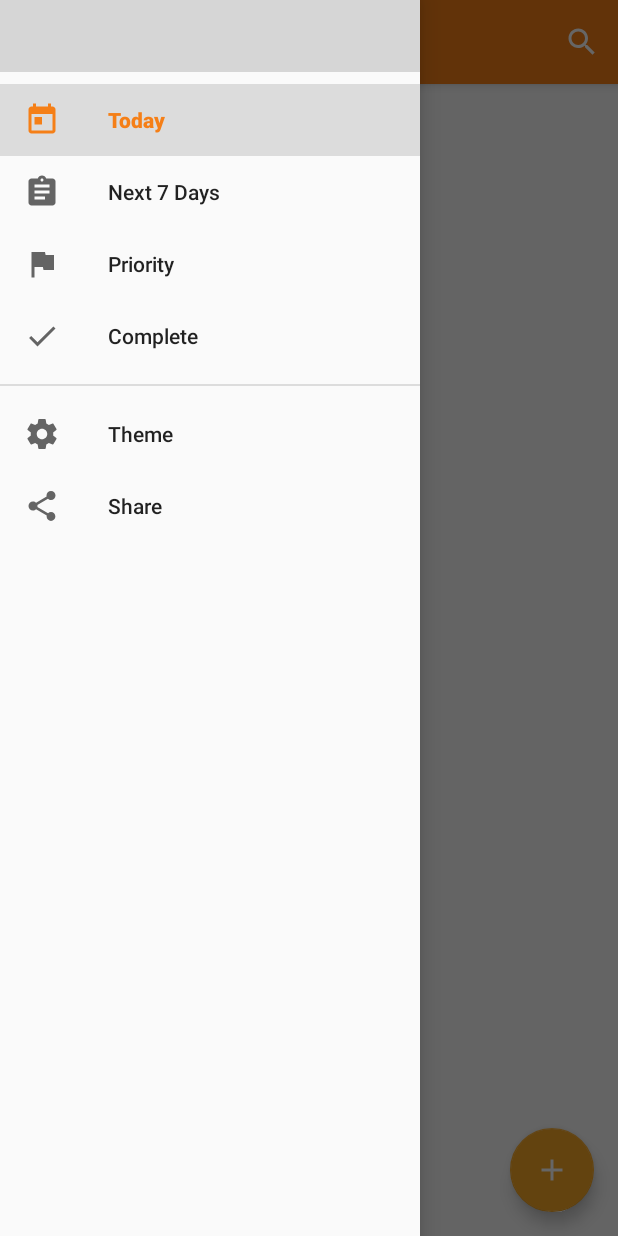
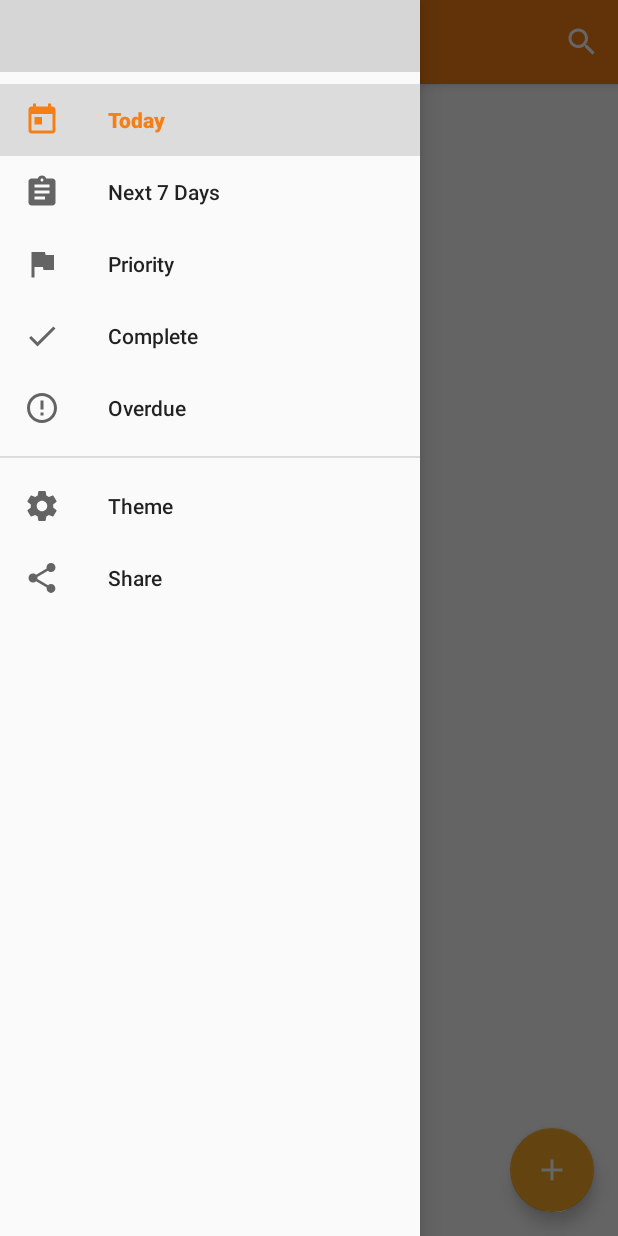
Before and after one commit to Khunchheang/todo-android-mobile-app, an Android app: the screen it shows after launch (MainActivity), with the side drawer open, on a phone screen of 412 x 824 dp. Run offline under Robolectric (Android 15) with nearby library versions, the phone set to English and light mode, and no system bars; our stand-ins replace Dagger/Hilt's generated code, Room's generated code; 4 statements that could not run were skipped; grey boxes are pictures that could not be loaded.

Commit message:
Add feature overdue tasks

```diff
--- a/app/src/main/java/com/khunchheang/todo/data/local/dao/TaskDao.kt
+++ b/app/src/main/java/com/khunchheang/todo/data/local/dao/TaskDao.kt
@@ -14,6 +14,9 @@ interface TaskDao {
 
     @Query("SELECT * FROM tb_tasks")
     fun loadAll(): List<TaskModel>
+
+    @Query("SELECT * FROM tb_tasks WHERE due_date < :todayTime AND is_complete = 0")
+    fun loadAllTasksOverdue(todayTime: Long): List<TaskModel>
 
     @Query("SELECT * FROM tb_tasks WHERE due_date = :todayTime AND is_complete = 0")
     fun loadAllTasksToday(todayTime: Long): List<TaskModel>
--- a/app/src/main/java/com/khunchheang/todo/ui/module/MainActivityModule.kt
+++ b/app/src/main/java/com/khunchheang/todo/ui/module/MainActivityModule.kt
@@ -21,7 +21,7 @@ class MainActivityModule {
 
     @Provides
     @MainActivityScope
-    fun provideTaskListPre(taskListInter: GetTaskList.TaskListInteractor): GetTaskList.TaskListPreesnter {
+    fun provideTaskListPre(taskListInter: GetTaskList.TaskListInteractor): GetTaskList.TaskListPresenter {
         return TaskListPresenterImpl(taskListInter)
     }
 
--- a/app/src/main/java/com/khunchheang/todo/ui/mvp/GetTaskList.kt
+++ b/app/src/main/java/com/khunchheang/todo/ui/mvp/GetTaskList.kt
@@ -17,9 +17,11 @@ interface GetTaskList {
         fun onGetTaskPriority()
 
         fun onGetTaskComplete()
+
+        fun onGetTaskOverdue()
     }
 
-    interface TaskListPreesnter : BasePresenter<TaskListView> {
+    interface TaskListPresenter : BasePresenter<TaskListView> {
         fun getTaskList(taskType: TaskType)
     }
 
--- a/app/src/main/java/com/khunchheang/todo/ui/mvp/interactorimpl/TaskListInteractorImpl.kt
+++ b/app/src/main/java/com/khunchheang/todo/ui/mvp/interactorimpl/TaskListInteractorImpl.kt
@@ -33,6 +33,11 @@ class TaskListInteractorImpl(private val currentDate: Date, private val taskDao:
         onGetListTasks(lst)
     }
 
+    override fun onGetTaskOverdue() {
+        val lst = taskDao.loadAllTasksOverdue(currentDate.time)
+        onGetListTasks(lst)
+    }
+
     private fun onGetListTasks(lstTasks: List<TaskModel>) {
         val listTaskModel = ListTaskModel(lstTasks)
         responseListener?.onSuccess(listTaskModel)
--- a/app/src/main/java/com/khunchheang/todo/ui/mvp/presenterimpl/TaskListPresenterImpl.kt
+++ b/app/src/main/java/com/khunchheang/todo/ui/mvp/presenterimpl/TaskListPresenterImpl.kt
@@ -8,7 +8,7 @@ import com.khunchheang.todo.ui.mvp.GetTaskList
 import com.khunchheang.todo.util.TaskType
 
 class TaskListPresenterImpl(private val taskListInter: GetTaskList.TaskListInteractor) :
-    BasePresenterImpl<ListTaskModel, GetTaskList.TaskListView>(), GetTaskList.TaskListPreesnter {
+    BasePresenterImpl<ListTaskModel, GetTaskList.TaskListView>(), GetTaskList.TaskListPresenter {
 
     override fun onSuccess(data: ListTaskModel) {
         view?.hideLoading()
@@ -26,8 +26,10 @@ class TaskListPresenterImpl(private val taskListInter: GetTaskList.TaskListInter
                 TaskType.Priority -> taskListInter.onGetTaskPriority()
 
                 TaskType.Complete -> taskListInter.onGetTaskComplete()
+
+                TaskType.Overdue -> taskListInter.onGetTaskOverdue()
             }
-        }, 500)
+        }, 300)
     }
 
     override fun getInter(): BaseInteractor<ListTaskModel> {
--- a/app/src/main/java/com/khunchheang/todo/ui/mvp/view/activity/MainActivity.kt
+++ b/app/src/main/java/com/khunchheang/todo/ui/mvp/view/activity/MainActivity.kt
@@ -35,7 +35,7 @@ class MainActivity : BaseBasicMvpActivity(), NavigationView.OnNavigationItemSele
     @Inject
     lateinit var taskAdapter: TaskAdapter
     @Inject
-    lateinit var taskListPresenter: GetTaskList.TaskListPreesnter
+    lateinit var taskListPresenter: GetTaskList.TaskListPresenter
     @Inject
     lateinit var shareAppPresenter: ShareApp.ShareAppPresenter
 
@@ -120,6 +120,8 @@ class MainActivity : BaseBasicMvpActivity(), NavigationView.OnNavigationItemSele
 
             R.id.nav_complete -> taskListPresenter.getTaskList(TaskType.Complete)
 
+            R.id.nav_overdue -> taskListPresenter.getTaskList(TaskType.Overdue)
+
             R.id.nav_theme -> {
                 showSnackBar()
             }
--- a/app/src/main/java/com/khunchheang/todo/util/TaskType.kt
+++ b/app/src/main/java/com/khunchheang/todo/util/TaskType.kt
@@ -5,6 +5,7 @@ enum class TaskType {
     Today,
     NextSevenDay,
     Priority,
-    Complete
+    Complete,
+    Overdue
 
 }
--- /dev/null
+++ b/app/src/main/res/drawable/ic_overdue.xml
@@ -0,0 +1,9 @@
+<vector xmlns:android="http://schemas.android.com/apk/res/android"
+        android:width="24dp"
+        android:height="24dp"
+        android:viewportWidth="24.0"
+        android:viewportHeight="24.0">
+    <path
+        android:fillColor="#FF000000"
+        android:pathData="M11,15h2v2h-2zM11,7h2v6h-2zM11.99,2C6.47,2 2,6.48 2,12s4.47,10 9.99,10C17.52,22 22,17.52 22,12S17.52,2 11.99,2zM12,20c-4.42,0 -8,-3.58 -8,-8s3.58,-8 8,-8 8,3.58 8,8 -3.58,8 -8,8z"/>
+</vector>
--- a/app/src/main/res/menu/activity_main_drawer.xml
+++ b/app/src/main/res/menu/activity_main_drawer.xml
@@ -19,6 +19,11 @@
         <item android:id="@+id/nav_complete"
               android:icon="@drawable/ic_done"
               android:title="@string/complete"/>
+
+        <item android:id="@+id/nav_overdue"
+              android:icon="@drawable/ic_overdue"
+              android:title="@string/overdue"/>
+
     </group>
 
     <group android:id="@+id/menu_bottom"
--- a/app/src/main/res/values/strings.xml
+++ b/app/src/main/res/values/strings.xml
@@ -30,5 +30,6 @@
     <string name="none">None</string>
     <string name="no_task_available">No task available</string>
     <string name="comming_soon">Comming soon</string>
+    <string name="overdue">Overdue</string>
 
 </resources>
```
Also changed, not shown: app/src/main/java/com/khunchheang/todo/ui/mvp/view/activity/CreateTodoActivity.kt (+15 -7 lines).
